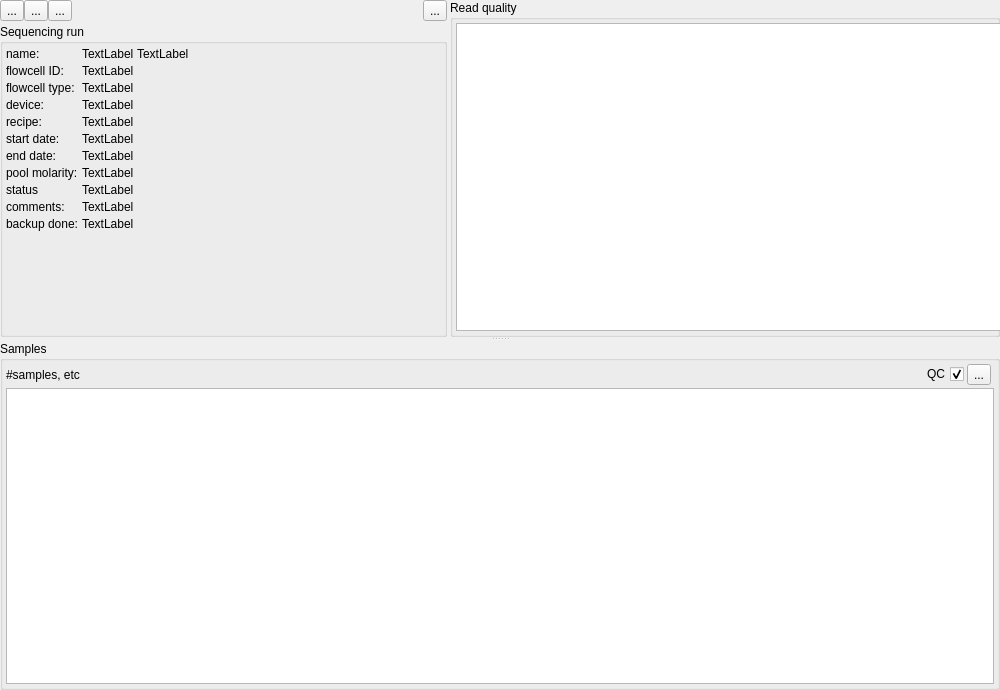
This is src/GSvar/SequencingRunWidget.ui in imgag/ngs-bits as Qt 5 draws it before an edit. The edited form follows.
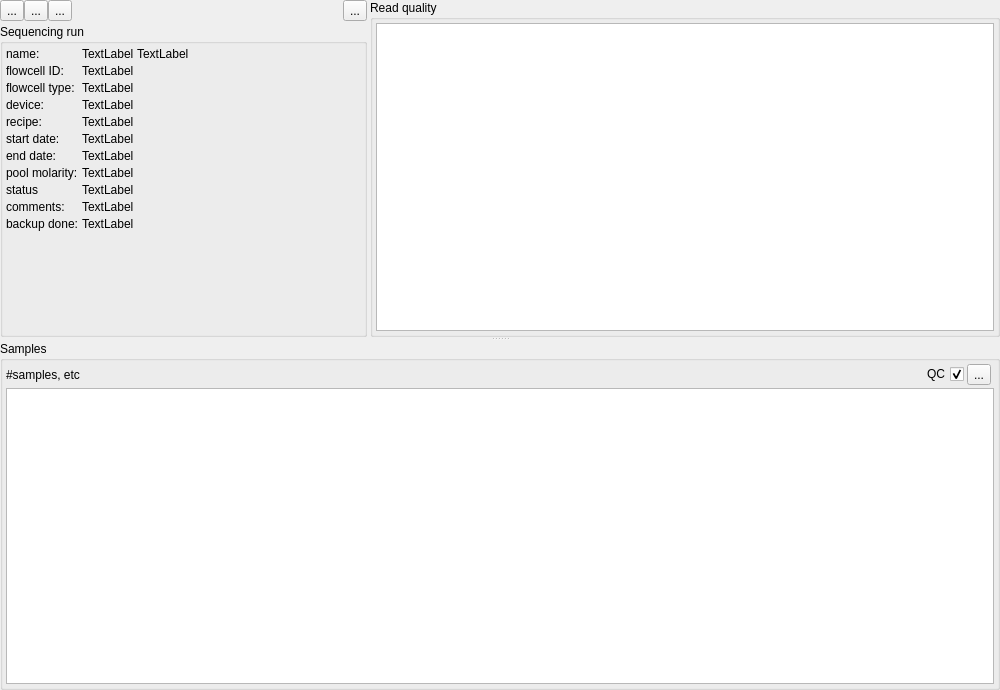
This is the edited form. Icons and pictures are not drawn. Custom widgets are drawn as their Qt base class.

Commit message: store occupied % in NGSD and show in run QC widget

What changed in the file:
```diff
--- a/src/GSvar/SequencingRunWidget.ui
+++ b/src/GSvar/SequencingRunWidget.ui
@@ -128,13 +128,13 @@
         <widget class="QGroupBox" name="groupBox_2">
          <property name="minimumSize">
           <size>
-           <width>550</width>
+           <width>630</width>
            <height>200</height>
           </size>
          </property>
          <property name="maximumSize">
           <size>
-           <width>550</width>
+           <width>630</width>
            <height>16777215</height>
           </size>
          </property>
```
The commit also changes 2 other files.
